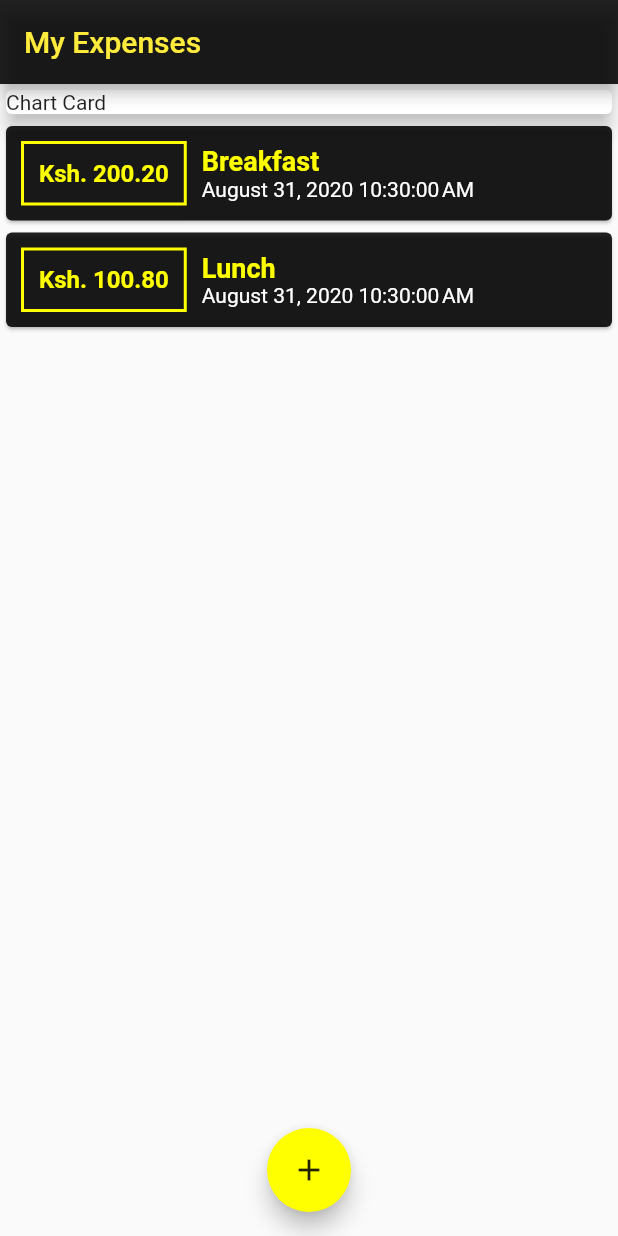
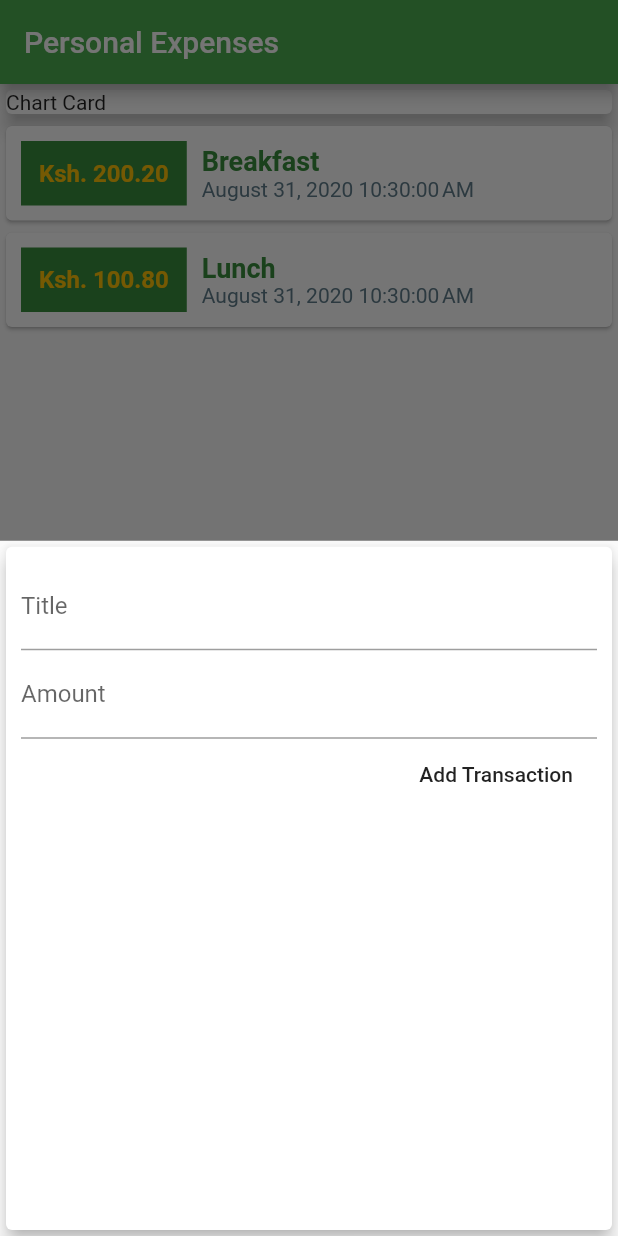
Before and after one commit to ShadrackAdwera/ExpensesApp, a Flutter app: the screen it shows after launch, after a tap on the "add" icon, on a phone screen of 412 x 824 dp. Run offline on Flutter 3.47's test engine with Material 2 defaults, Android fonts, the phone set to English and light mode, and no system bars.

Commit message:
add global theme using color swatch

```diff
--- a/lib/main.dart
+++ b/lib/main.dart
@@ -9,47 +9,50 @@ void main() {
   runApp(MyApp());
 }
 
-class MyApp extends StatefulWidget {
+class MyApp extends StatelessWidget {
   @override
-  _MyAppState createState() => _MyAppState();
+  Widget build(BuildContext context) {
+    return MaterialApp(
+      title: 'Personal Expenses',
+      theme: ThemeData(primarySwatch: Colors.green, accentColor: Colors.amber),
+      home: MyHomePage(),
+    );
+  }
 }
 
-class _MyAppState extends State<MyApp> {
-  final List<Transaction> _userTransactions = [
+class MyHomePage extends StatefulWidget {
+
+  @override
+  _MyHomePageState createState() => _MyHomePageState();
+}
+
+class _MyHomePageState extends State<MyHomePage> {
+
+final List<Transaction> _userTransactions = [
     Transaction('t1', 'Breakfast', 200.2, DateTime.now()),
     Transaction('t2', 'Lunch', 100.8, DateTime.now())
   ];
 
   void _addTransaction(String txTitle, double txAmount) {
-    final newTransaction =
-        Transaction(Random().toString(), txTitle, txAmount, DateTime.now());
+    final newTransaction = Transaction(Random().toString(), txTitle, txAmount, DateTime.now() );
     setState(() {
       _userTransactions.add(newTransaction);
     });
   }
 
-  void _startAddNewTransaction(BuildContext ctx) {
-    showModalBottomSheet(
-        context: ctx,
-        builder: (_) {
-          return GestureDetector(
-            child: NewTransaction(_addTransaction),
-            behavior: HitTestBehavior.opaque,
-            onTap: () {},
-          );
-        });
+  void _startAddNewTransaction(BuildContext ctx ) {
+    showModalBottomSheet(context: ctx, builder: (_) {
+      return NewTransaction(_addTransaction);
+    });
   }
 
   @override
   Widget build(BuildContext context) {
-    return MaterialApp(
-      home: Scaffold(
+      return Scaffold(
         appBar: AppBar(
           title: Text(
-            'My Expenses',
-            style: TextStyle(color: Colors.yellow),
+            'Personal Expenses',
           ),
-          backgroundColor: Colors.black87,
         ),
         body: ListView(
           children: [
@@ -67,12 +70,9 @@ class _MyAppState extends State<MyApp> {
         floatingActionButton: FloatingActionButton(
           child: Icon(
             Icons.add,
-            color: Colors.black87,
           ),
-          backgroundColor: Colors.yellowAccent,
           onPressed: () => _startAddNewTransaction(context),
         ),
-      ),
-    );
+      );
   }
 }
--- a/lib/widgets/new_transaction.dart
+++ b/lib/widgets/new_transaction.dart
@@ -23,6 +23,8 @@ class _NewTransactionState extends State<NewTransaction> {
     }
 
     widget.inputController(enteredTitle, enteredAmount);
+
+    Navigator.of(context).pop();
   }
 
   @override
@@ -49,8 +51,6 @@ class _NewTransactionState extends State<NewTransaction> {
             FlatButton(
               child: Text('Add Transaction'),
               onPressed: submitData,
-              color: Colors.black87,
-              textColor: Colors.yellowAccent,
             ),
           ],
         ),
--- a/lib/widgets/transaction_list.dart
+++ b/lib/widgets/transaction_list.dart
@@ -15,21 +15,22 @@ class TransactionList extends StatelessWidget {
       child: ListView.builder(
         itemBuilder: (ctx, index) {
           return Card(
-              color: Colors.black87,
               child: Row(
             children: [
               Container(
                 padding: EdgeInsets.all(10),
                 margin: EdgeInsets.symmetric(horizontal: 10, vertical: 10),
                 decoration: BoxDecoration(
-                      border: Border.all(color: Colors.yellowAccent, width: 2),
+                  color: Theme.of(context).primaryColorDark,
+                  border: Border.all(
+                      width: 2, color: Theme.of(context).primaryColorDark),
                 ),
                 child: Text(
                   'Ksh. ${userTransactions[index].amount.toStringAsFixed(2)}',
                   style: TextStyle(
-                          color: Colors.yellowAccent,
                       fontWeight: FontWeight.bold,
-                          fontSize: 16),
+                      fontSize: 16,
+                      color: Theme.of(context).accentColor),
                 ),
               ),
               Column(
@@ -37,14 +38,11 @@ class TransactionList extends StatelessWidget {
                 children: [
                   Text(
                     userTransactions[index].name,
-                        style: TextStyle(
-                            color: Colors.yellowAccent,
-                            fontWeight: FontWeight.bold,
-                            fontSize: 18),
+                    style: TextStyle(fontWeight: FontWeight.bold, fontSize: 18, color: Theme.of(context).primaryColorDark),
                   ),
                   Text(
                     DateFormat().format(userTransactions[index].date),
-                        style: TextStyle(color: Colors.white),
+                    style: TextStyle(color: Colors.blueGrey),
                   ),
                 ],
               )
```
Lines whose indentation alone changed are shown as unchanged.
